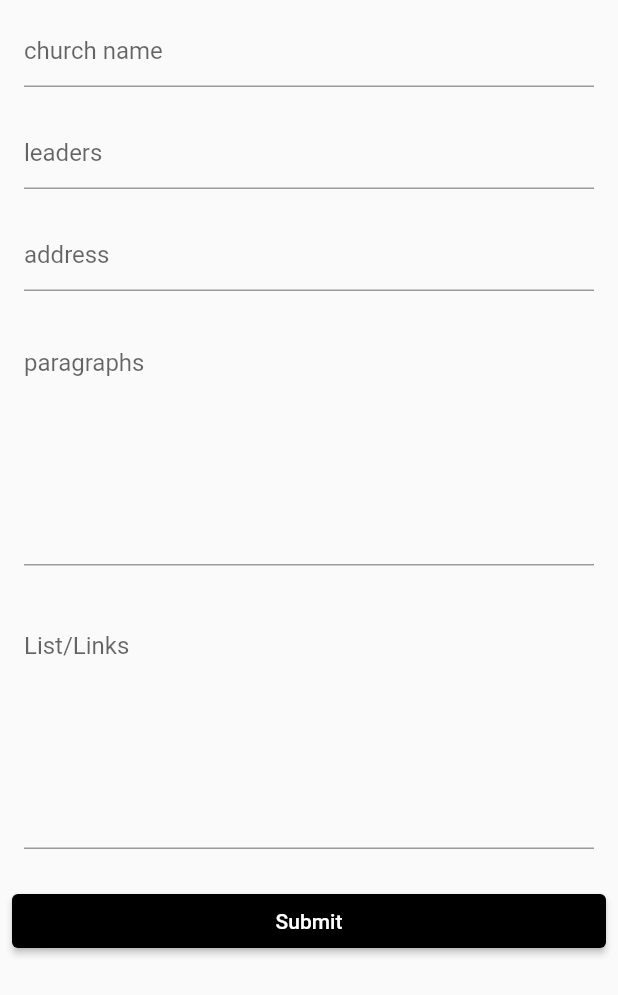
After one commit to phillipAKhoza/beta1.0, a Flutter app: the BranchesForm screen opened directly, on a phone screen of 412 x 824 dp. The commit adds this screen. Shown: the top 995 px of the screen. Run offline on Flutter 3.47's test engine with Material 2 defaults, Android fonts, the phone set to English and light mode, and no system bars; our stand-ins replace animated_splash_screen, firebase_auth, firebase_core, youtube_player_flutter; accounts and stored records are empty.

Commit message:
branch form

```diff
--- /dev/null
+++ b/lib/components/branchesform.dart
@@ -0,0 +1,171 @@
+import 'package:flutter/material.dart';
+
+
+class BranchesForm extends StatefulWidget {
+  const BranchesForm({super.key});
+
+  @override
+  State<BranchesForm> createState() => _BranchesFormState();
+}
+
+class _BranchesFormState extends State<BranchesForm> {
+  // late String _myActivity;
+  // late String _myActivityResult;
+  String church= "";
+  String leaders="";
+  String address="";
+  List<String> paragraphs=[];
+  List<String>? contacts;
+  String message = '';
+  final formKey = GlobalKey<FormState>();
+  @override
+  void initState() {
+    super.initState();
+    // _myActivity = '';
+    // _myActivityResult = '';
+  }
+
+  _saveForm() {
+    // var form = formKey.currentState;
+  }
+
+  @override
+  Widget build(BuildContext context) {
+    return Scaffold(
+
+      body: Form(
+        key: formKey,
+        child: Column(
+          crossAxisAlignment: CrossAxisAlignment.stretch,
+          mainAxisAlignment: MainAxisAlignment.start,
+          children: <Widget>[
+            Padding(
+              padding: const EdgeInsets.only(
+                left: 16,
+                right: 16,
+                top: 10,
+                bottom: 10,
+              ),
+              child: TextFormField(
+                textAlign: TextAlign.start,
+                decoration: const InputDecoration(
+                  border: UnderlineInputBorder(),
+                  hintText: 'church name',
+                ),
+                // The validator receives the text that the user has entered.
+                validator: (value) {
+                  if (value == null || value.isEmpty) {
+                    return 'Please enter church name here!';
+                  } else {
+                    church = value;
+                  }
+                  return null;
+                },
+              ),
+            ),
+            Padding(
+              padding: const EdgeInsets.only(
+                left: 16,
+                right: 16,
+                top: 10,
+                bottom: 10,
+              ),
+              child: TextFormField(
+                textAlign: TextAlign.start,
+                decoration: const InputDecoration(
+                  border: UnderlineInputBorder(),
+                  hintText: 'leaders',
+                ),
+                // The validator receives the text that the user has entered.
+                validator: (value) {
+                  if (value == null || value.isEmpty) {
+                    return 'Please enter leaders of the branch here!';
+                  } else {
+                    leaders = value;
+                  }
+                  return null;
+                },
+              ),
+            ),
+            Padding(
+              padding: const EdgeInsets.only(
+                left: 16,
+                right: 16,
+                top: 10,
+                bottom: 10,
+              ),
+              child: TextFormField(
+                textAlign: TextAlign.start,
+                decoration: const InputDecoration(
+                  border: UnderlineInputBorder(),
+                  hintText: 'address',
+                ),
+                // The validator receives the text that the user has entered.
+                validator: (value) {
+                  if (value == null || value.isEmpty) {
+                    return 'Please enter address here!';
+                  } else {
+                    address = value;
+                  }
+                  return null;
+                },
+              ),
+            ),
+            Padding(
+              padding: const EdgeInsets.all(16.0),
+              child: TextFormField(
+                keyboardType: TextInputType.multiline,
+                maxLines: 7,
+                textAlign: TextAlign.start,
+                decoration: const InputDecoration(
+                  border: UnderlineInputBorder(),
+                  hintText: 'paragraphs',
+                ),
+                // The validator receives the text that the user has entered.
+                validator: (value) {
+                  if (value == null || value.isEmpty) {
+                    return 'Please enter your paragraphs here!';
+                  } else {
+                    paragraphs.insert(0, value);
+                  }
+                  return null;
+                },
+              ),
+            ),
+            Padding(
+              padding: const EdgeInsets.all(16.0),
+              child: TextFormField(
+                keyboardType: TextInputType.multiline,
+                maxLines: 7,
+                textAlign: TextAlign.start,
+                decoration: const InputDecoration(
+                  border: UnderlineInputBorder(),
+                  hintText: 'List/Links',
+                ),
+                // The validator receives the text that the user has entered.
+                validator: (value) {
+                  if (value == null || value.isEmpty) {
+                    return 'Please enter your List/Links here!';
+                  } else {
+                    message = value;
+                  }
+                  return null;
+                },
+              ),
+            ),
+            Container(
+              padding: const EdgeInsets.all(8),
+              child: ElevatedButton(
+                style: ElevatedButton.styleFrom(
+                  backgroundColor: Colors.black,
+                ),
+                onPressed: _saveForm,
+                child: const Text('Submit'),
+              ),
+            ),
+          ],
+        ),
+      ),
+    );
+  }
+}
--- /dev/null
+++ b/lib/components/formBarell.dart
@@ -0,0 +1,2 @@
+export './branchesform.dart';
+export './foundationfeed.dart';
--- a/lib/screens/admin_Screen.dart
+++ b/lib/screens/admin_Screen.dart
@@ -1,5 +1,5 @@
 import 'package:flutter/material.dart';
-import '../components/foundationfeed.dart';
+import '../components/formBarell.dart';
 
 class AdminScreen extends StatelessWidget {
   const AdminScreen({super.key});
@@ -92,7 +92,12 @@ class AdminFormScreen extends StatelessWidget {
               height: 700,
                 child: FoundationFeed()
             ),
-            ] else if(section !=null)...[
+            ] else if(section =="Location")...[
+              const SizedBox(
+                  height: 700,
+                  child: BranchesForm()
+              ),
+            ]else if(section !=null)...[
              Text(section)
             ],
           ],
```
